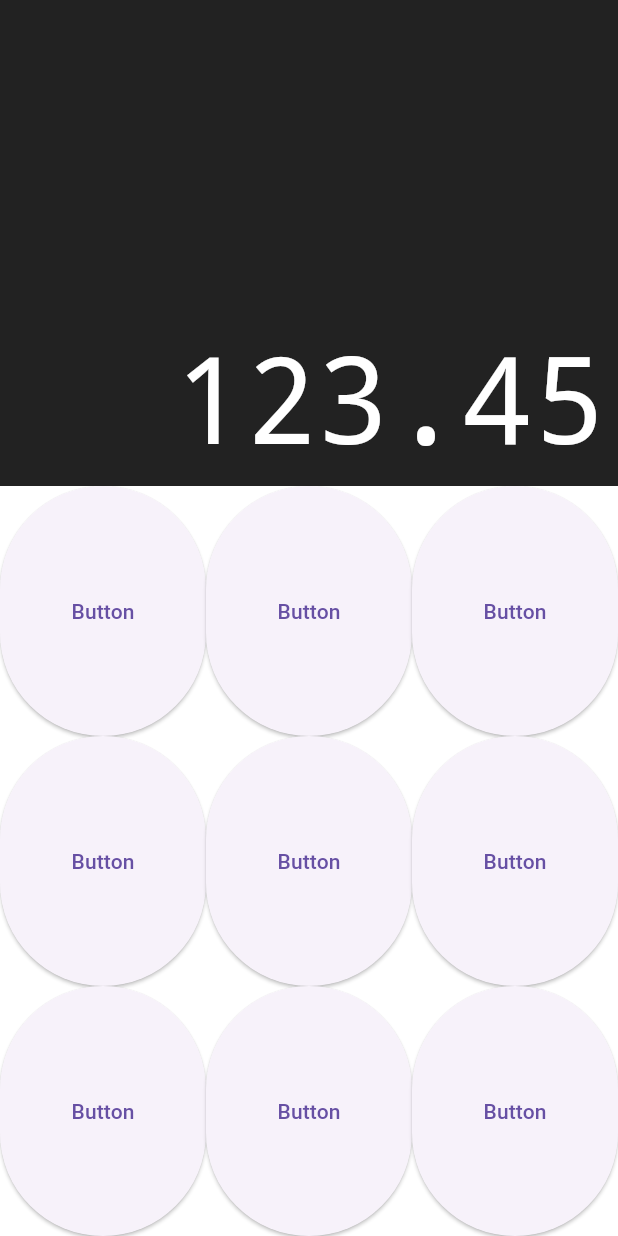
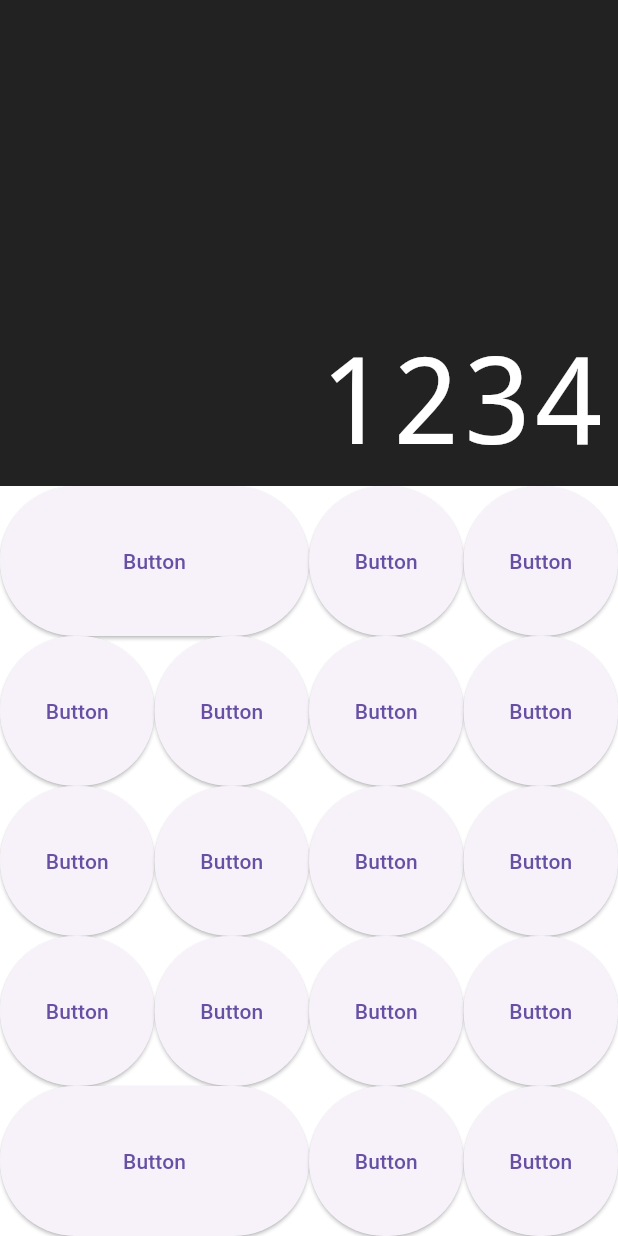
Before and after one commit to ottaviolucrii/asi_calculadora, a Flutter app: the screen it shows after launch, on a phone screen of 412 x 824 dp. Run offline on Flutter 3.47's test engine with Material 3 defaults, Android fonts, the phone set to English and light mode, and no system bars; drawn by our look-alikes of auto_size_text; our stand-ins replace firebase_core; accounts and stored records are empty.

Commit message:
organizando tamanho e quantidade de botoes no keyboard

```diff
--- a/lib/components/button.dart
+++ b/lib/components/button.dart
@@ -2,13 +2,14 @@ import 'package:flutter/material.dart';
 
 class Button extends StatelessWidget {
   final String text;
+  final bool big;
 
-  const Button(this.text);
+  const Button(this.text, {super.key, this.big = false});
 
   @override
   Widget build(BuildContext context) {
     return Expanded(
-      flex: 1,
+      flex: big ? 2 : 1,
       child: ElevatedButton(
         onPressed: () {},
         child: Text('Button'),
--- a/lib/components/keyboard.dart
+++ b/lib/components/keyboard.dart
@@ -1,6 +1,5 @@
 import 'package:calcu_ladora/components/button_row.dart';
 import 'package:flutter/material.dart';
-import 'button_row.dart';
 import 'button.dart';
 
 class Keyboard extends StatelessWidget {
@@ -13,19 +12,32 @@ class Keyboard extends StatelessWidget {
       child: Column(
         children: [
           ButtonRow(buttons: [
+            Button('AC', big: true),
+            Button('%'),
+            Button('/'),
+          ]),
+          ButtonRow(buttons: [
             Button('7'),
             Button('8'),
             Button('9'),
+            Button('X'),
           ]),
           ButtonRow(buttons: [
             Button('4'),
             Button('5'),
             Button('6'),
+            Button('-'),
           ]),
           ButtonRow(buttons: [
             Button('1'),
             Button('2'),
             Button('3'),
+            Button('+'),
+          ]),
+          ButtonRow(buttons: [
+            Button('0', big: true),
+            Button(','),
+            Button('='),
           ]),
         ],
       ),
--- a/lib/screens/calculator.dart
+++ b/lib/screens/calculator.dart
@@ -10,7 +10,7 @@ class Calculator extends StatelessWidget {
     return MaterialApp(
       home: Column(
         children: [
-          Display('123.45'),
+          Display('1234'),
           Keyboard(),
         ],
       ),
```
